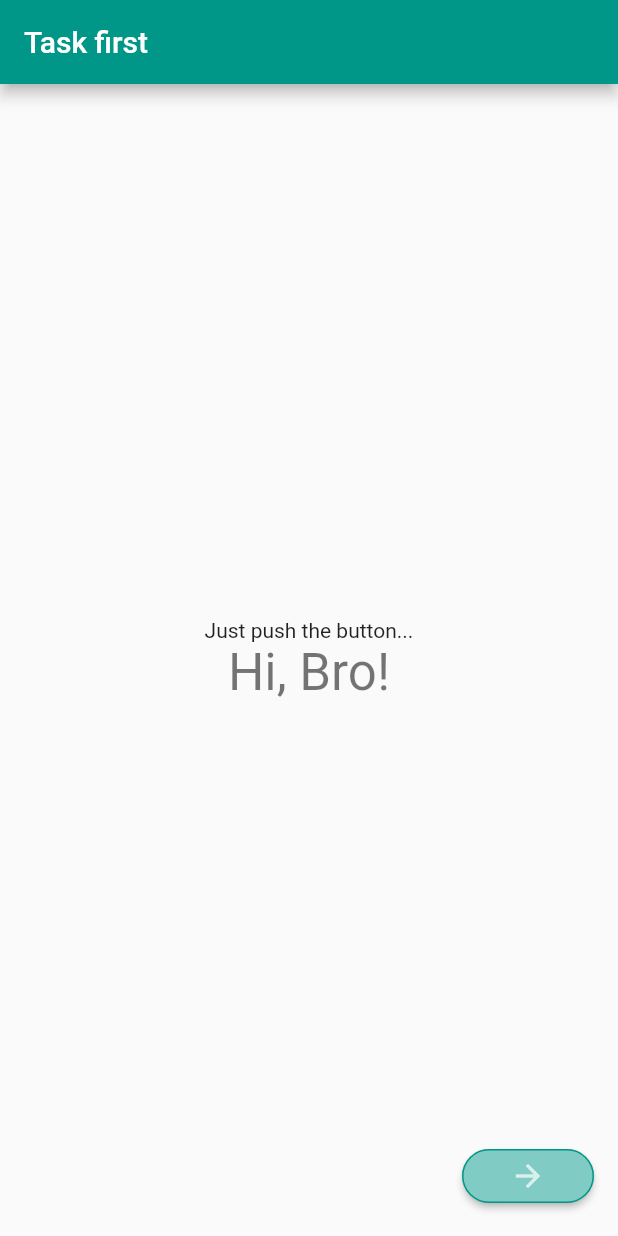
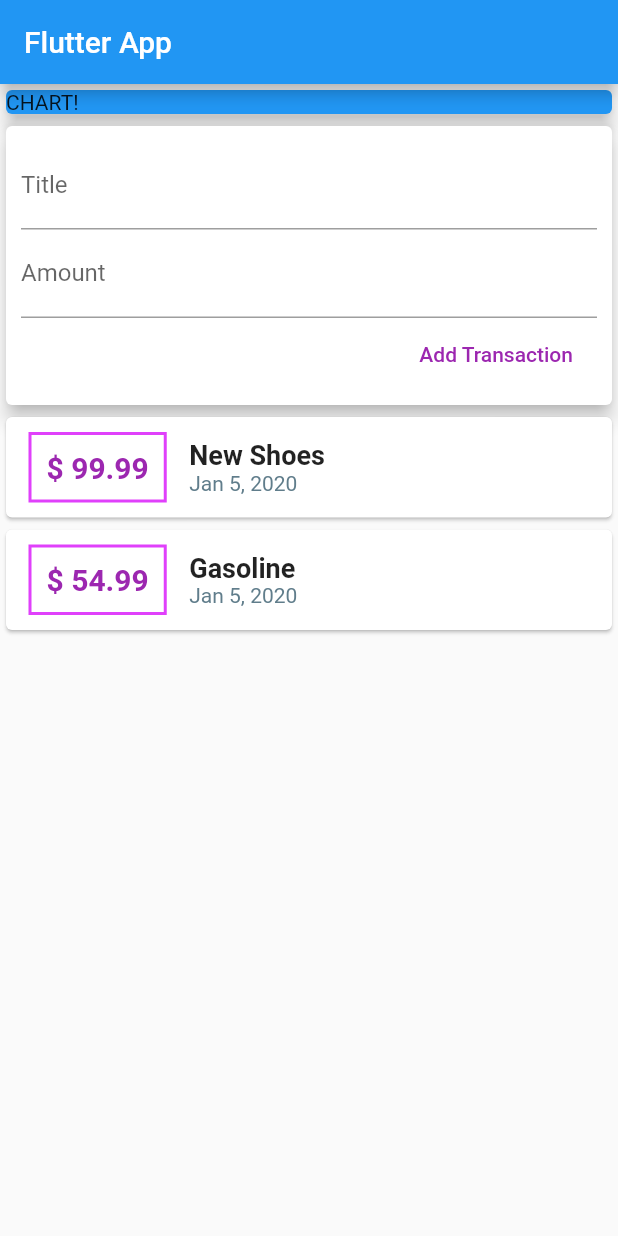
Before and after one commit to fedotarte/udemy_flutter_task1_app, a Flutter app: the screen it shows after launch, on a phone screen of 412 x 824 dp. Run offline on Flutter 3.47's test engine with Material 2 defaults, Android fonts, the phone set to English and light mode, and no system bars.

Commit message:
expenses app draft

```diff
--- a/lib/main.dart
+++ b/lib/main.dart
@@ -1,112 +1,109 @@
 import 'package:flutter/material.dart';
-import './textapp.dart';
-import './textcontrol.dart';
+import 'package:intl/intl.dart';
+
+import 'models/transaction.dart';
 
 void main() => runApp(MyApp());
 
-
-//TODO add text, add button to change the text, and the appbar
 class MyApp extends StatelessWidget {
-  // This widget is the root of your application.
   @override
   Widget build(BuildContext context) {
     return MaterialApp(
-      title: 'Flutter Demo',
-
-      theme: ThemeData(
-        // This is the theme of your application.
-        //
-        // Try running your application with "flutter run". You'll see the
-        // application has a blue toolbar. Then, without quitting the app, try
-        // changing the primarySwatch below to Colors.green and then invoke
-        // "hot reload" (press "r" in the console where you ran "flutter run",
-        // or simply save your changes to "hot reload" in a Flutter IDE).
-        // Notice that the counter didn't reset back to zero; the application
-        // is not restarted.
-        primarySwatch: Colors.teal,
-      ),
-//      home: MyHomePage(title: 'Flutter Demo Home Page'),
-        home: MyHomePage(title: "Task first")
+      title: 'Flutter App',
+      home: MyHomePage(),
     );
   }
 }
 
-class MyHomePage extends StatefulWidget {
-  MyHomePage({Key key, this.title}) : super(key: key);
-
-  // This widget is the home page of your application. It is stateful, meaning
-  // that it has a State object (defined below) that contains fields that affect
-  // how it looks.
-
-  // This class is the configuration for the state. It holds the values (in this
-  // case the title) provided by the parent (in this case the App widget) and
-  // used by the build method of the State. Fields in a Widget subclass are
-  // always marked "final".
-
-  final String title;
-
-  @override
-  _MyHomePageState createState() => _MyHomePageState();
-}
-
-class _MyHomePageState extends State<MyHomePage> {
-  String keyToText = "initial";
-  int g_counter = 0;
-
-  void _textChanger() {
-    setState(() {
-      // This call to setState tells the Flutter framework that something has
-      // changed in this State, which causes it to rerun the build method below
-      // so that the display can reflect the updated values. If we changed
-      // _counter without calling setState(), then the build method would not be
-      // called again, and so nothing would appear to happen.
-      g_counter++;
-      keyToText=="initial" ? keyToText = "reflection" : keyToText = "initial";
-    });
-  }
+class MyHomePage extends StatelessWidget {
+  final List<Transaction> transactions = [
+    Transaction(
+        id: "t1", title: "New Shoes", amount: 99.99, date: DateTime.now()),
+    Transaction(
+        id: "t2", title: "Gasoline", amount: 54.99, date: DateTime.now()),
+//    Transaction(
+//        id: "t3", title: "House expenses", amount: 53.99, date: DateTime.now())
+  ];
+  final titleController = TextEditingController();
+  final amountController = TextEditingController();
+//  String titleInput;
+//  String amountInput;
 
   @override
   Widget build(BuildContext context) {
-    // This method is rerun every time setState is called, for instance as done
-    // by the _incrementCounter method above.
-    //
-    // The Flutter framework has been optimized to make rerunning build methods
-    // fast, so that you can just rebuild anything that needs updating rather
-    // than having to individually change instances of widgets.
     return Scaffold(
       appBar: AppBar(
-        // Here we take the value from the MyHomePage object that was created by
-        // the App.build method, and use it to set our appbar title.
-        title: Text(widget.title),
+        title: Text('Flutter App'),
       ),
-      body: Center(
-        // Center is a layout widget. It takes a single child and positions it
-        // in the middle of the parent.
-        child: Column(
-          // Column is also a layout widget. It takes a list of children and
-          // arranges them vertically. By default, it sizes itself to fit its
-          // children horizontally, and tries to be as tall as its parent.
-          //
-          // Invoke "debug painting" (press "p" in the console, choose the
-          // "Toggle Debug Paint" action from the Flutter Inspector in Android
-          // Studio, or the "Toggle Debug Paint" command in Visual Studio Code)
-          // to see the wireframe for each widget.
-          //
-          // Column has various properties to control how it sizes itself and
-          // how it positions its children. Here we use mainAxisAlignment to
-          // center the children vertically; the main axis here is the vertical
-          // axis because Columns are vertical (the cross axis would be
-          // horizontal).
-          mainAxisAlignment: MainAxisAlignment.center,
-          children: <Widget>[
-            Text(
-              'Just push the button...',
+      body: Column(
+//        mainAxisAlignment: MainAxisAlignment.spaceAround,
+        crossAxisAlignment: CrossAxisAlignment.stretch,
+        children: <Widget>[
+          Container(
+            width: double.infinity,
+            child: Card(
+              color: Colors.blue,
+              child: Text('CHART!'),
+              elevation: 5,
             ),
-            TextApp(g_counter, keyToText),
-          ],
-        ),
+          ),
+          Card(
+              elevation: 5,
+              child: Container(
+                  padding: EdgeInsets.all(10),
+                  child: Column(
+                      crossAxisAlignment: CrossAxisAlignment.end,
+                      children: <Widget>[
+                        TextField(
+                          decoration: InputDecoration(labelText: 'Title'),
+                          controller: titleController,
+                        ),
+                        TextField(
+                          decoration: InputDecoration(labelText: 'Amount'),
+                          controller: amountController,
+                        ),
+                        FlatButton(
+                            child: Text('Add Transaction'),
+                            textColor: Colors.purple,
+                            onPressed: () {
+                              print(titleController.text);
+                            })
+                      ]))),
+          Column(
+              children: transactions.map((tx) {
+            return Card(
+                child: Row(
+              children: <Widget>[
+                Container(
+                  margin: EdgeInsets.symmetric(vertical: 10, horizontal: 15),
+                  decoration: BoxDecoration(
+                      border: Border.all(color: Colors.purpleAccent, width: 2)),
+                  padding: EdgeInsets.all(10),
+                  child: Text('\$ ${tx.amount}',
+                      style: TextStyle(
+                          fontWeight: FontWeight.bold,
+                          fontSize: 20,
+                          color: Colors.purple)),
+                ),
+                Column(
+                  crossAxisAlignment: CrossAxisAlignment.start,
+                  children: <Widget>[
+                    Text(
+                      tx.title,
+                      style:
+                          TextStyle(fontSize: 18, fontWeight: FontWeight.bold),
+                    ),
+                    Text(
+                      DateFormat.yMMMd().format(tx.date),
+                      style: TextStyle(color: Colors.blueGrey),
+                    )
+                  ],
+                )
+              ],
+            ));
+          }).toList())
+        ],
       ),
-      floatingActionButton: TextController(_textChanger), // This trailing comma makes auto-formatting nicer for build methods.
     );
   }
 }
--- /dev/null
+++ b/lib/models/transaction.dart
@@ -0,0 +1,15 @@
+import 'package:flutter/foundation.dart';
+
+class Transaction {
+  String id;
+  String title;
+  double amount;
+  DateTime date;
+
+  Transaction({
+    @required this.id,
+    @required this.title,
+    @required this.amount,
+    @required this.date
+  });
+}
--- a/lib/textapp.dart
+++ /dev/null
@@ -1,45 +0,0 @@
-import 'package:flutter/material.dart';
-
-class TextApp extends StatelessWidget {
-  final String enteredKey;
-  final int counter;
-  final Map<String, String> textMap = {
-    "initial":"Hi, Bro!",
-    "reflection":"You pressed the button!"
-  };
-  TextApp(
-      this.counter,
-      this.enteredKey);
-
-  bool _isCounterMoreThanOne(counter){
-    return counter>1;
-  }
-
-  bool _isEnteredKeyCorrect(enteredKey){
-    return textMap.containsKey(enteredKey);
-  }
-
-  String get renderedPhraze {
-    var resultText = "You did it!";
-    if (_isCounterMoreThanOne(counter)&&_isEnteredKeyCorrect(enteredKey)) {
-      resultText = "You pressed button again!";
-    }
-    else if (_isEnteredKeyCorrect(enteredKey)) {
-      resultText = textMap[enteredKey];
-    }
-    else {
-      resultText = "I think you invoked me with the wrong params...";
-    }
-    return resultText;
-  }
-
-
-
-  @override
-  Widget build(BuildContext context) {
-    return Text(
-      renderedPhraze,
-        style: Theme.of(context).textTheme.display1
-    );
-  }
-}
--- a/lib/textcontrol.dart
+++ /dev/null
@@ -1,21 +0,0 @@
-import 'package:flutter/material.dart';
-
-class TextController extends StatelessWidget {
-  final Function textHandler;
-
-  TextController(this.textHandler);
-
-  @override
-  Widget build(BuildContext context) {
-    return RaisedButton(
-      color: Colors.teal[200],
-      textColor: Colors.white70,
-      onPressed: textHandler,
-      shape: RoundedRectangleBorder(
-          borderRadius: new BorderRadius.circular(18.0),
-          side: BorderSide(color: Colors.teal)
-      ),
-      child: Icon(Icons.arrow_forward),
-    );
-  }
-}
--- a/pubspec.yaml
+++ b/pubspec.yaml
@@ -19,6 +19,7 @@ environment:
 dependencies:
   flutter:
     sdk: flutter
+  intl: ^0.16.0
 
   # The following adds the Cupertino Icons font to your application.
   # Use with the CupertinoIcons class for iOS style icons.
```
Also changed, not shown: lib/transaction_list.dart (added), pubspec.lock.
